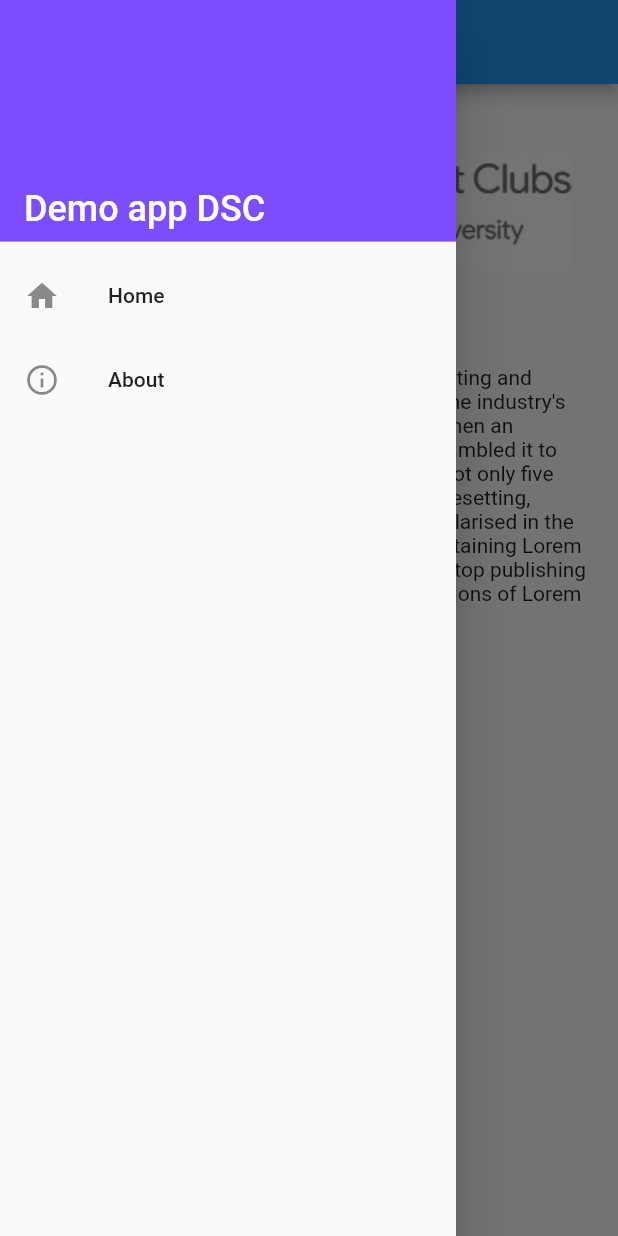
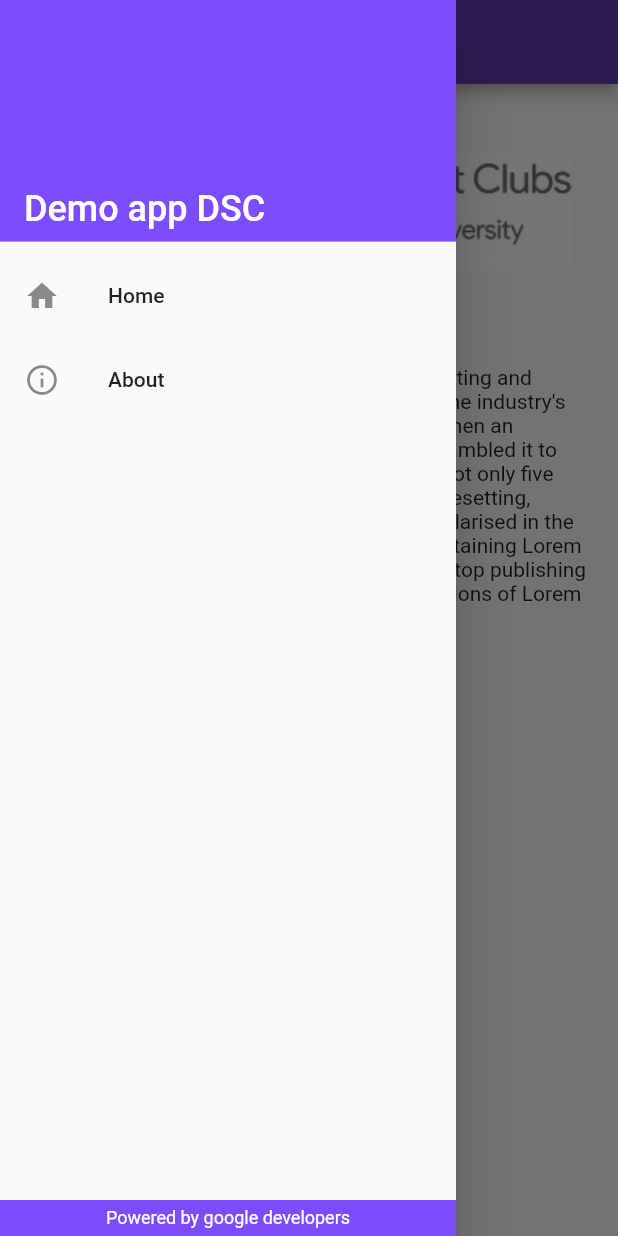
Before and after one commit to JPGarCar/flutter_cluster_task_dsc, a Flutter app: the screen it shows after launch, with the side drawer open, on a phone screen of 412 x 824 dp. Run offline on Flutter 3.47's test engine with Material 2 defaults, Android fonts, the phone set to English and light mode, and no system bars.

Commit message:
Final changes to design, also added constants.dart file.

```diff
--- /dev/null
+++ b/lib/constants.dart
@@ -0,0 +1,5 @@
+import 'package:flutter/material.dart';
+
+/// All the constants used in multiple files of the app are stored here
+
+final mainColor = Colors.deepPurpleAccent.shade200;
--- a/lib/main.dart
+++ b/lib/main.dart
@@ -22,7 +22,7 @@ class MyApp extends StatelessWidget {
         // or simply save your changes to "hot reload" in a Flutter IDE).
         // Notice that the counter didn't reset back to zero; the application
         // is not restarted.
-        primarySwatch: Colors.blue,
+        primarySwatch: Colors.deepPurple,
         // This makes the visual density adapt to the platform that you run
         // the app on. For desktop platforms, the controls will be smaller and
         // closer together (more dense) than on mobile platforms.
--- a/lib/widgets/app_drawer.dart
+++ b/lib/widgets/app_drawer.dart
@@ -1,6 +1,11 @@
 import 'package:flutter/material.dart';
 import 'package:flutter_cluster_task/screens/about_screen.dart';
 import 'package:flutter_cluster_task/screens/home_screen.dart';
+
+import '../constants.dart';
+
+/// Drawer to be used across the entire application, it holds a drawer header,
+/// a list of items, and at the very bottom a container with a text
 
 // Drawer title, color, and text style
 final drawerTitle = 'Demo app DSC';
@@ -9,18 +14,21 @@ final drawerTitleStyle = TextStyle(
   fontSize: 24,
 );
 
-final drawerTitleColor = Colors.deepPurpleAccent.shade200;
-
 class AppDrawer extends StatelessWidget {
   @override
   Widget build(BuildContext context) {
     return Drawer(
+      child: Column(
+        mainAxisAlignment: MainAxisAlignment.spaceBetween,
+        crossAxisAlignment: CrossAxisAlignment.stretch,
+        children: [
+          Flexible(
             child: ListView(
               padding: EdgeInsets.zero,
               children: [
                 // Header
                 DrawerHeader(
-            decoration: BoxDecoration(color: drawerTitleColor),
+                  decoration: BoxDecoration(color: mainColor),
                   child: Column(
                     mainAxisAlignment: MainAxisAlignment.end,
                     crossAxisAlignment: CrossAxisAlignment.start,
@@ -47,6 +55,24 @@ class AppDrawer extends StatelessWidget {
                 ),
               ],
             ),
+          ),
+          Container(
+            color: mainColor,
+            child: Center(
+              child: Padding(
+                padding: EdgeInsets.symmetric(vertical: 5),
+                child: Text(
+                  'Powered by google developers',
+                  style: TextStyle(
+                    color: Colors.white,
+                    fontSize: 12,
+                  ),
+                ),
+              ),
+            ),
+          )
+        ],
+      ),
     );
   }
 }
```
Lines whose indentation alone changed are shown as unchanged.
